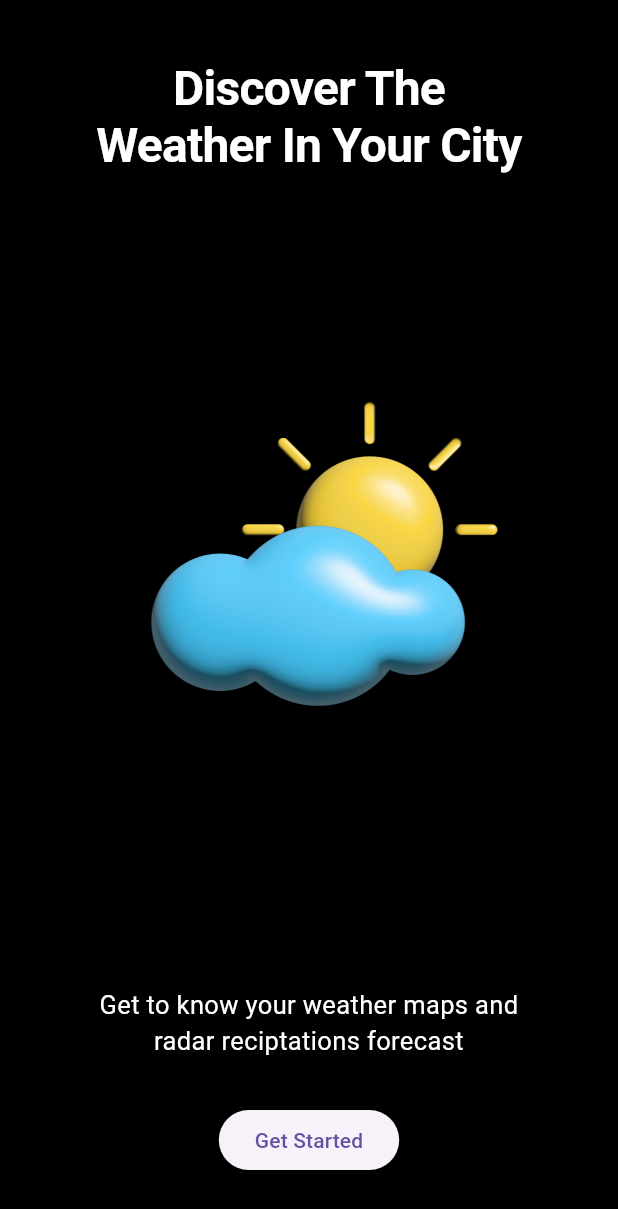
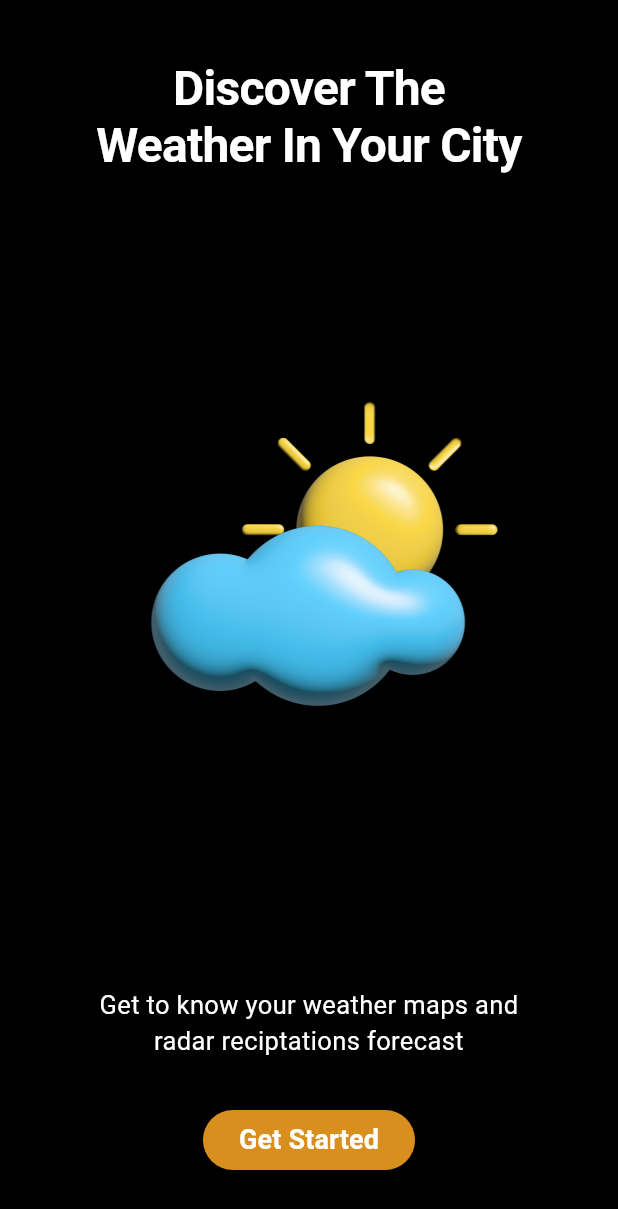
Before and after one commit to AmanSinghThakur01/SkyMood-, a Flutter app: the screen it shows after launch, on a phone screen of 412 x 824 dp. Shown: the top 1209 px of the screen. Run offline on Flutter 3.47's test engine with Material 3 defaults, Android fonts, the light colour scheme and no system bars.

```diff
--- a/lib/Utils/colors.dart
+++ b/lib/Utils/colors.dart
@@ -1,3 +1,3 @@
 import 'package:flutter/material.dart';
-final backgroundColor = Color(0xff1a1a16);
+final backgroundColor = Color(0xFF1a1a16);
 final buttonColor = Color(0xFFd98f1e);
--- a/lib/View/splash_screen.dart
+++ b/lib/View/splash_screen.dart
@@ -1,4 +1,5 @@
 import 'package:flutter/material.dart';
+import 'package:skymood/Utils/colors.dart';
 
 class SplashScreen extends StatefulWidget {
   const SplashScreen({super.key});
@@ -42,9 +43,16 @@ class _SplashScreenState extends State<SplashScreen> {
           ),
           Padding(padding: EdgeInsets.only(top: 30), child: ElevatedButton(
               style: ElevatedButton.styleFrom(
-                backgroundColor:
+                backgroundColor: buttonColor,
+                shape: RoundedRectangleBorder(
+                  borderRadius: BorderRadius.circular(20),
+                )
               ),
-              onPressed: (){}, child: Text("Get Started")),)
+              onPressed: (){}, child: Text("Get Started",style: TextStyle(
+            fontWeight: FontWeight.bold,
+            fontSize: 18,
+            color: Colors.white,
+          ),)),)
         ],
       ),
       )),
```
Also changed, not shown: lib/Provider/theme_provider.dart (added).
